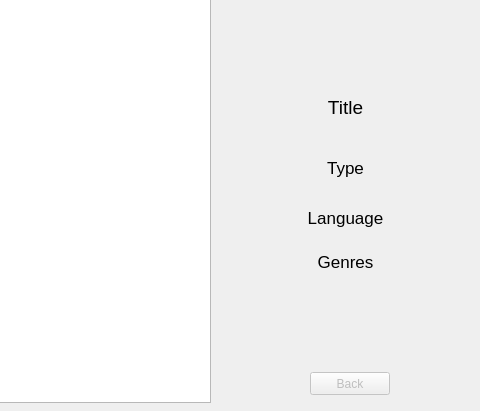
Before: the Qt Designer form gui/MainWindow.ui in rafalb8/LightNovelExporter, drawn with Qt 5; both pictures show x 450 to 930 and y 317 to 728 of the 930 by 728 pixel window.
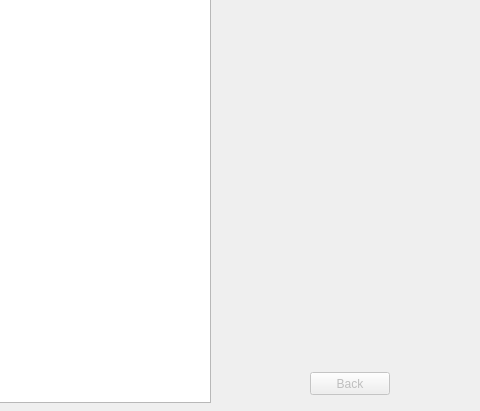
After: the same form once the commit is applied.

Commit message: Updated gui and added hint in Add Novel Dialog

What changed in the file:
```diff
--- a/gui/MainWindow.ui
+++ b/gui/MainWindow.ui
@@ -46,7 +46,7 @@
      </font>
     </property>
     <property name="text">
-     <string>Title</string>
+     <string/>
     </property>
     <property name="alignment">
      <set>Qt::AlignCenter</set>
@@ -71,7 +71,7 @@
      </font>
     </property>
     <property name="text">
-     <string>Type</string>
+     <string/>
     </property>
     <property name="alignment">
      <set>Qt::AlignCenter</set>
@@ -93,7 +93,7 @@
      </font>
     </property>
     <property name="text">
-     <string>Language</string>
+     <string/>
     </property>
     <property name="alignment">
      <set>Qt::AlignCenter</set>
@@ -115,7 +115,7 @@
      </font>
     </property>
     <property name="text">
-     <string>Genres</string>
+     <string/>
     </property>
     <property name="alignment">
      <set>Qt::AlignHCenter|Qt::AlignTop</set>
```
Left out of the diff: 2 changed lines with no effect on the pictures. The commit also changes 2 other files.
